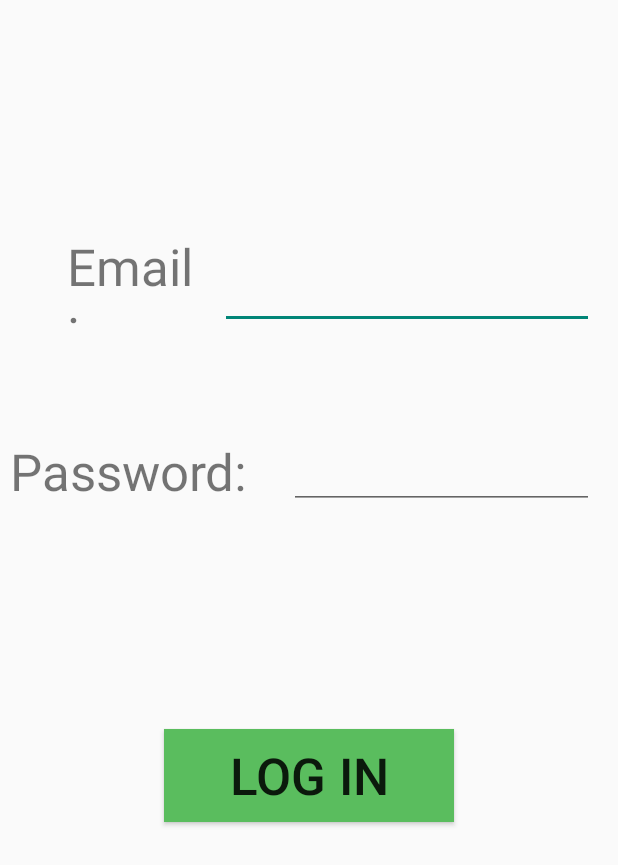
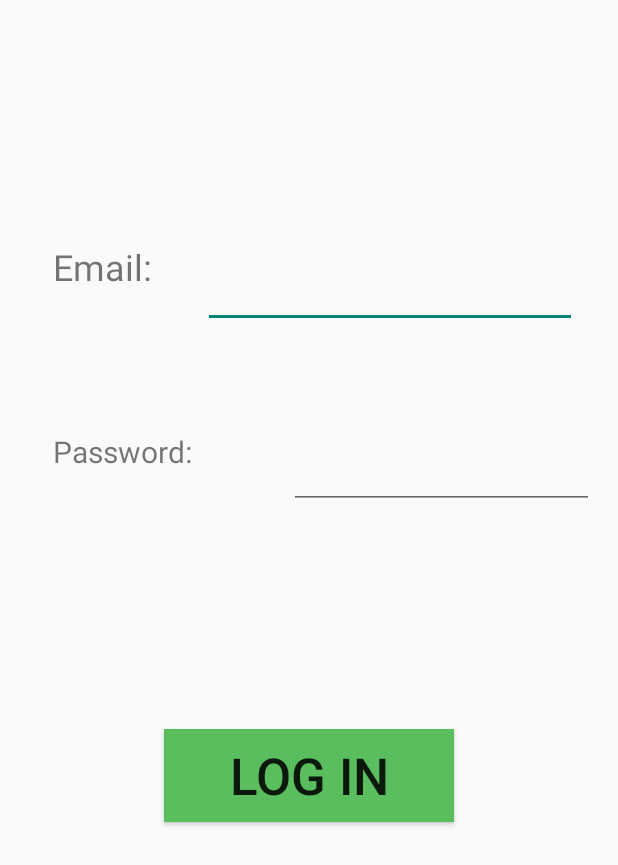
Before and after one commit to TheresaRoukaibe/CurrencyConverter, an Android app: the screen it shows after launch (MainActivity), on a phone screen of 412 x 824 dp. Shown: the top 865 px of the screen. Run offline under Robolectric (Android 15) with nearby library versions, the phone set to English and light mode, and no system bars; 1 statement that could not run was skipped.

Commit message:
Main page layout adjustments

```diff
--- a/app/src/main/res/layout/activity_main.xml
+++ b/app/src/main/res/layout/activity_main.xml
@@ -12,13 +12,13 @@
         android:layout_height="58dp"
         android:ems="10"
         android:inputType="textEmailAddress"
-        android:textSize="34sp"
+        android:textSize="20sp"
         app:layout_constraintBottom_toBottomOf="parent"
         app:layout_constraintEnd_toEndOf="parent"
-        app:layout_constraintHorizontal_bias="0.903"
+        app:layout_constraintHorizontal_bias="0.833"
         app:layout_constraintStart_toStartOf="parent"
         app:layout_constraintTop_toTopOf="parent"
-        app:layout_constraintVertical_bias="0.211"
+        app:layout_constraintVertical_bias="0.21"
         tools:ignore="SpeakableTextPresentCheck" />
 
     <EditText
@@ -27,7 +27,7 @@
         android:layout_height="52dp"
         android:ems="10"
         android:inputType="textPassword"
-        android:textSize="34sp"
+        android:textSize="20sp"
         app:layout_constraintBottom_toBottomOf="parent"
         app:layout_constraintEnd_toEndOf="parent"
         app:layout_constraintHorizontal_bias="0.923"
@@ -41,26 +41,26 @@
         android:layout_width="87dp"
         android:layout_height="66dp"
         android:text="Email:"
-        android:textSize="34sp"
+        android:textSize="24sp"
         app:layout_constraintBottom_toBottomOf="parent"
         app:layout_constraintEnd_toEndOf="parent"
-        app:layout_constraintHorizontal_bias="0.138"
+        app:layout_constraintHorizontal_bias="0.108"
         app:layout_constraintStart_toStartOf="parent"
         app:layout_constraintTop_toTopOf="parent"
-        app:layout_constraintVertical_bias="0.204" />
+        app:layout_constraintVertical_bias="0.213" />
 
     <TextView
         android:id="@+id/textView2"
-        android:layout_width="wrap_content"
-        android:layout_height="wrap_content"
+        android:layout_width="132dp"
+        android:layout_height="52dp"
         android:text="Password:"
-        android:textSize="34sp"
+        android:textSize="20sp"
         app:layout_constraintBottom_toBottomOf="parent"
         app:layout_constraintEnd_toEndOf="parent"
-        app:layout_constraintHorizontal_bias="0.027"
+        app:layout_constraintHorizontal_bias="0.125"
         app:layout_constraintStart_toStartOf="parent"
         app:layout_constraintTop_toTopOf="parent"
-        app:layout_constraintVertical_bias="0.374" />
+        app:layout_constraintVertical_bias="0.372" />
 
     <Button
         android:id="@+id/button"
```
